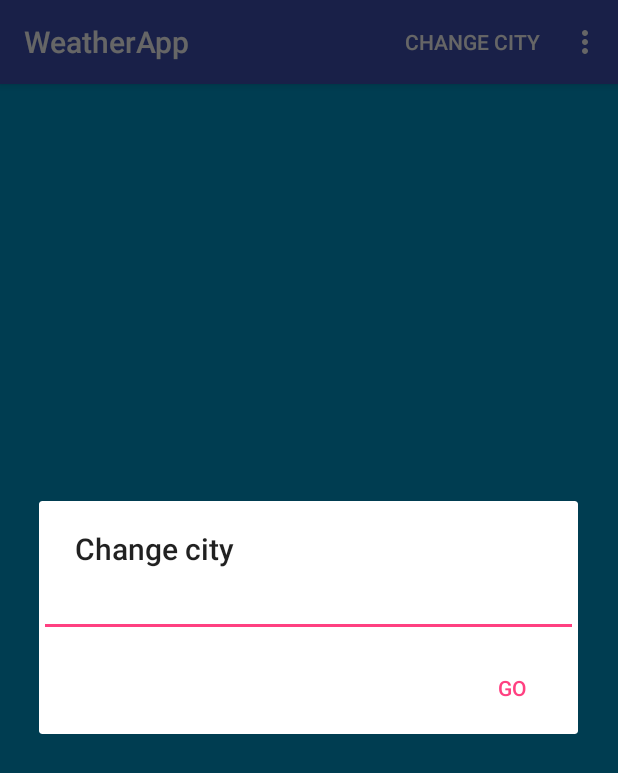
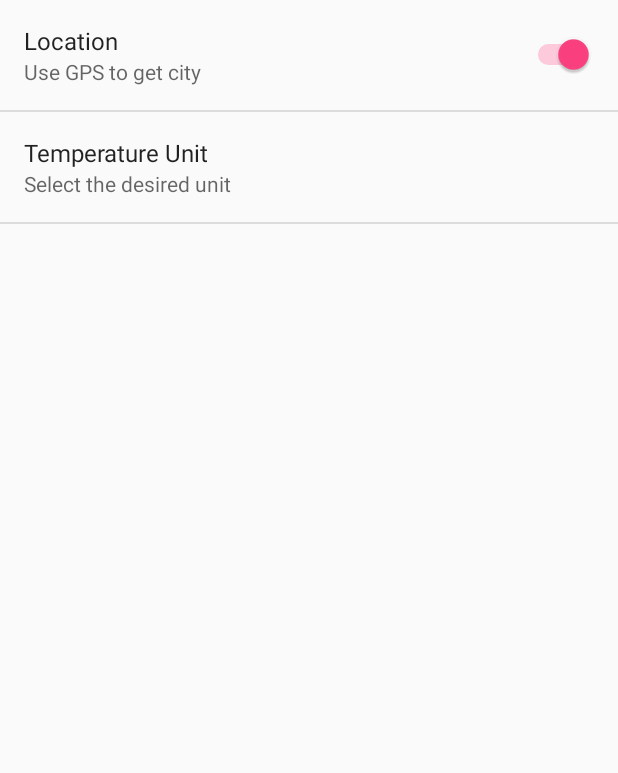
Before and after one commit to alchemist009/Android, an Android app: the screen it shows after launch (MainActivity before the commit, PreferencesActivity after it), after a tap on "CHANGE CITY", on a phone screen of 412 x 824 dp. Shown: the top 773 px of the screen. Run offline under Robolectric (Android 15) with nearby library versions, the phone set to English and light mode, and no system bars.

Commit message:
Added preferences screen:
* Added activity file for preference
* Added options to choose unit and Enable GPS usage

```diff
--- a/WeatherApp/app/src/main/AndroidManifest.xml
+++ b/WeatherApp/app/src/main/AndroidManifest.xml
@@ -21,9 +21,7 @@
                 <category android:name="android.intent.category.LAUNCHER" />
             </intent-filter>
         </activity>
-        <activity
-            android:name=".SettingsActivity"
-            android:label="@string/title_activity_settings"></activity>
+        <activity android:name=".PreferencesActivity"></activity>
     </application>
 
 </manifest>
--- a/WeatherApp/app/src/main/java/com/example/wra1th/weatherapp/MainActivity.java
+++ b/WeatherApp/app/src/main/java/com/example/wra1th/weatherapp/MainActivity.java
@@ -1,6 +1,7 @@
 package com.example.wra1th.weatherapp;
 
 import android.content.DialogInterface;
+import android.content.Intent;
 import android.support.v7.app.AlertDialog;
 import android.support.v7.app.AppCompatActivity;
 import android.os.Bundle;
@@ -32,7 +33,8 @@ public class MainActivity extends AppCompatActivity {
 
             case R.id.change_city : showInputDialog();
 
-            case R.id.settings : return false;
+            case R.id.settings : Intent i = new Intent(this, PreferencesActivity.class);
+                                 startActivity(i);
 
             case R.id.about : return false;
         }
--- /dev/null
+++ b/WeatherApp/app/src/main/java/com/example/wra1th/weatherapp/PreferencesActivity.java
@@ -0,0 +1,26 @@
+package com.example.wra1th.weatherapp;
+
+import android.app.Activity;
+import android.os.Bundle;
+import android.preference.PreferenceActivity;
+import android.preference.PreferenceFragment;
+import android.support.annotation.Nullable;
+
+public class PreferencesActivity extends PreferenceActivity {
+
+    @Override
+    protected void onCreate(Bundle savedInstanceState) {
+        super.onCreate(savedInstanceState);
+        getFragmentManager().beginTransaction().replace(android.R.id.content, new MyPreferenceFragment()).commit();
+
+    }
+
+    public static class MyPreferenceFragment extends PreferenceFragment
+    {
+        @Override
+        public void onCreate(final Bundle savedInstanceState){
+            super.onCreate(savedInstanceState);
+            addPreferencesFromResource(R.xml.preferences);
+        }
+    }
+}
--- /dev/null
+++ b/WeatherApp/app/src/main/res/values/arrays.xml
@@ -0,0 +1,13 @@
+<?xml version="1.0" encoding="utf-8"?>
+<resources>
+    <string-array name="listArray">
+        <item>°F</item>
+        <item>°C</item>
+    </string-array>
+
+    <string-array name="listValues">
+        <item>1</item>
+        <item>2</item>
+    </string-array>
+
+</resources>
--- /dev/null
+++ b/WeatherApp/app/src/main/res/xml/preferences.xml
@@ -0,0 +1,17 @@
+<?xml version="1.0" encoding="utf-8"?>
+<PreferenceScreen xmlns:android="http://schemas.android.com/apk/res/android">
+
+    <SwitchPreference
+        android:defaultValue="true"
+        android:key="Location"
+        android:summary="Use GPS to get city"
+        android:title="Location"
+        android:visibility="visible" />
+    <ListPreference
+        android:defaultValue="1"
+        android:summary="Select the desired unit"
+        android:entries="@array/listArray"
+        android:entryValues="@array/listValues"
+        android:key="list_preference_1"
+        android:title="Temperature Unit" />
+</PreferenceScreen>
```
Also changed, not shown: WeatherApp/app/src/main/java/com/example/wra1th/weatherapp/AppCompatPreferenceActivity.java (deleted, +0 -109 lines), WeatherApp/app/src/main/java/com/example/wra1th/weatherapp/SettingsActivity.java (deleted, +0 -254 lines).
